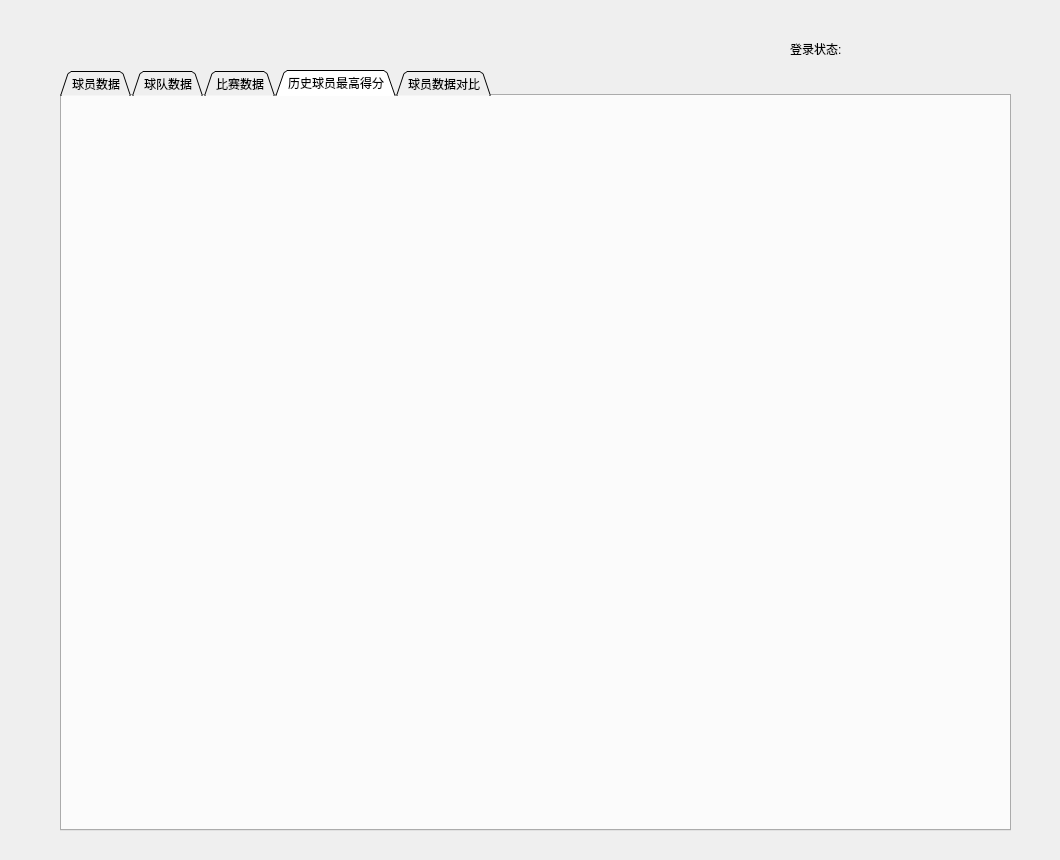
This is venv/normal_user.ui in pickerxxr/Database_project_5012 as Qt 5 draws it before an edit. The edited form follows.
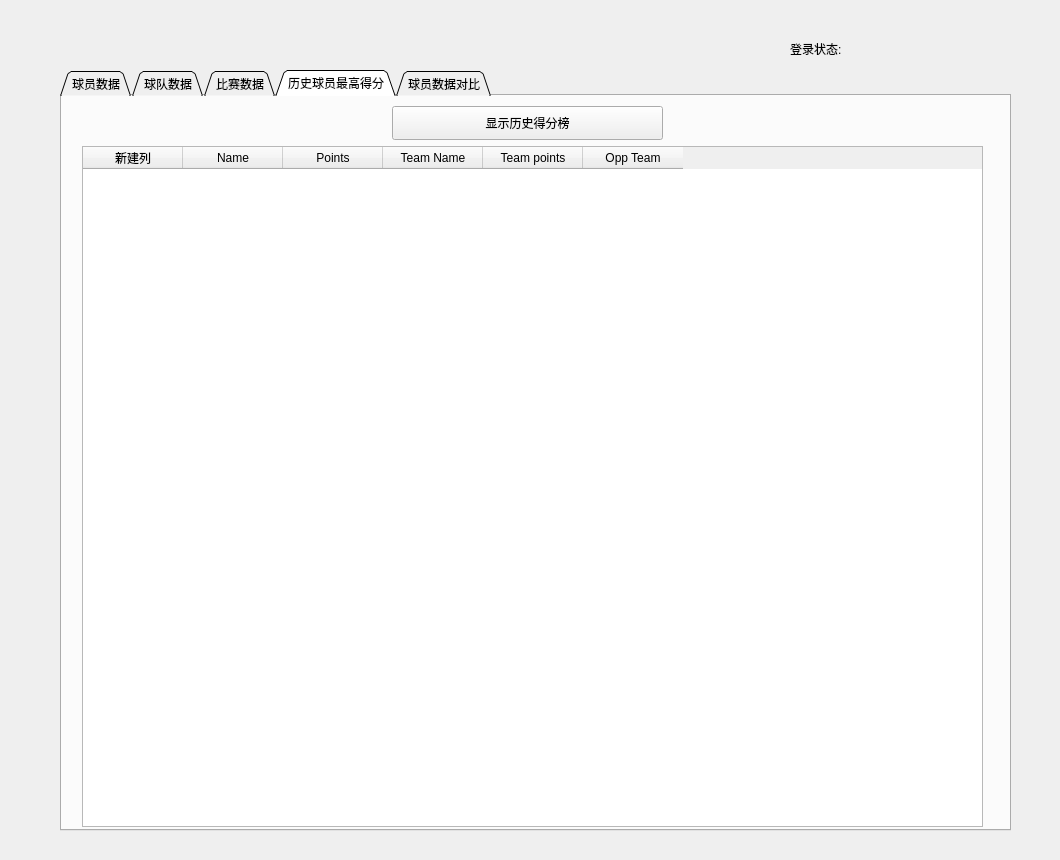
This is the edited form. Custom widgets are drawn as their Qt base class.

Patch:
```diff
--- a/venv/normal_user.ui
+++ b/venv/normal_user.ui
@@ -449,6 +449,59 @@
     <attribute name="title">
      <string>历史球员最高得分</string>
     </attribute>
+    <widget class="QTableWidget" name="tableWidget">
+     <property name="geometry">
+      <rect>
+       <x>20</x>
+       <y>50</y>
+       <width>901</width>
+       <height>681</height>
+      </rect>
+     </property>
+     <column>
+      <property name="text">
+       <string>新建列</string>
+      </property>
+     </column>
+     <column>
+      <property name="text">
+       <string>Name</string>
+      </property>
+     </column>
+     <column>
+      <property name="text">
+       <string>Points</string>
+      </property>
+     </column>
+     <column>
+      <property name="text">
+       <string>Team Name</string>
+      </property>
+     </column>
+     <column>
+      <property name="text">
+       <string>Team points</string>
+      </property>
+     </column>
+     <column>
+      <property name="text">
+       <string>Opp Team</string>
+      </property>
+     </column>
+    </widget>
+    <widget class="QPushButton" name="hist_button">
+     <property name="geometry">
+      <rect>
+       <x>330</x>
+       <y>10</y>
+       <width>271</width>
+       <height>34</height>
+      </rect>
+     </property>
+     <property name="text">
+      <string>显示历史得分榜</string>
+     </property>
+    </widget>
    </widget>
    <widget class="QWidget" name="compare_tab">
     <attribute name="title">
```
